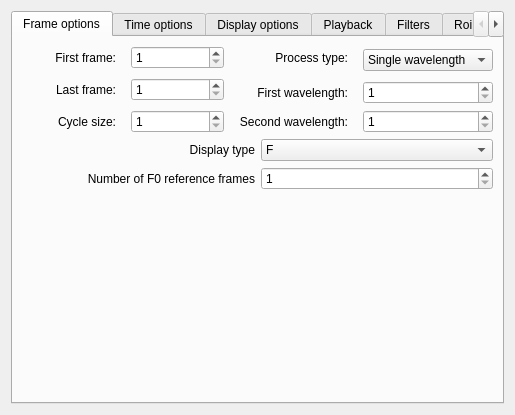
Old version of the form ProcessOptionsGui.ui in the repository fedeceri85/robopy2.
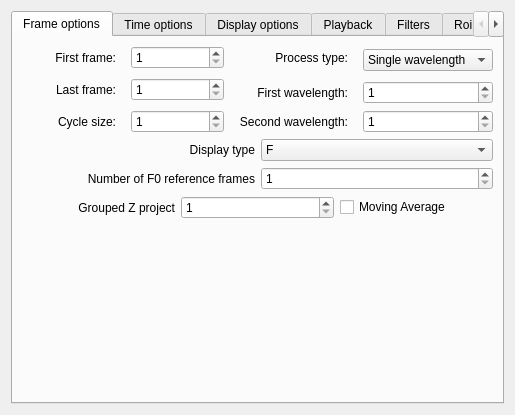
New version of the form.

Commit message: added grouped z project and moving average

Diff of the .ui file:
```diff
--- a/ProcessOptionsGui.ui
+++ b/ProcessOptionsGui.ui
@@ -212,6 +212,37 @@
          </item>
         </layout>
        </item>
+       <item>
+        <layout class="QHBoxLayout" name="horizontalLayout_23">
+         <item>
+          <widget class="QLabel" name="referenceFramesLabel_2">
+           <property name="text">
+            <string>Grouped Z project</string>
+           </property>
+           <property name="alignment">
+            <set>Qt::AlignRight|Qt::AlignTrailing|Qt::AlignVCenter</set>
+           </property>
+          </widget>
+         </item>
+         <item>
+          <widget class="QSpinBox" name="zProjectSpinBox">
+           <property name="minimum">
+            <number>1</number>
+           </property>
+           <property name="maximum">
+            <number>99999</number>
+           </property>
+          </widget>
+         </item>
+         <item>
+          <widget class="QCheckBox" name="movingAverageCheckBox">
+           <property name="text">
+            <string>Moving Average</string>
+           </property>
+          </widget>
+         </item>
+        </layout>
+       </item>
        <item>
         <spacer name="verticalSpacer">
          <property name="orientation">
```
The commit also changes 5 other files.
